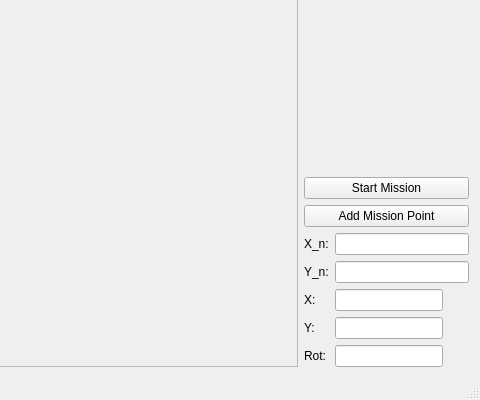
The window that demoRMR/mainwindow.ui (Samwise101/Control-of-Mobile-Robots) describes before a commit, drawn with Qt 5; both pictures show x 313 to 793 and y 251 to 651 of the 793 by 651 pixel window.
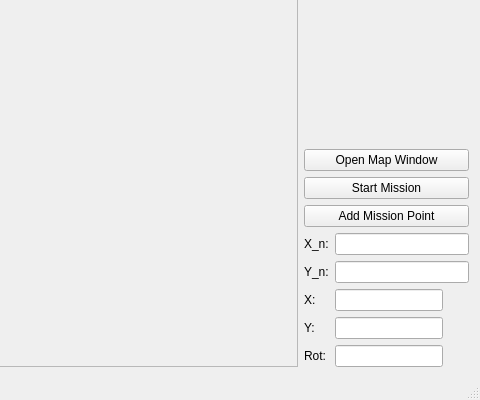
The same window after the commit.

```diff
--- a/demoRMR/mainwindow.ui
+++ b/demoRMR/mainwindow.ui
@@ -235,6 +235,13 @@
         </property>
        </spacer>
       </item>
+      <item>
+       <widget class="QPushButton" name="pushButton_10">
+        <property name="text">
+         <string>Open Map Window</string>
+        </property>
+       </widget>
+      </item>
       <item>
        <widget class="QPushButton" name="startMissionButton">
         <property name="text">
```
